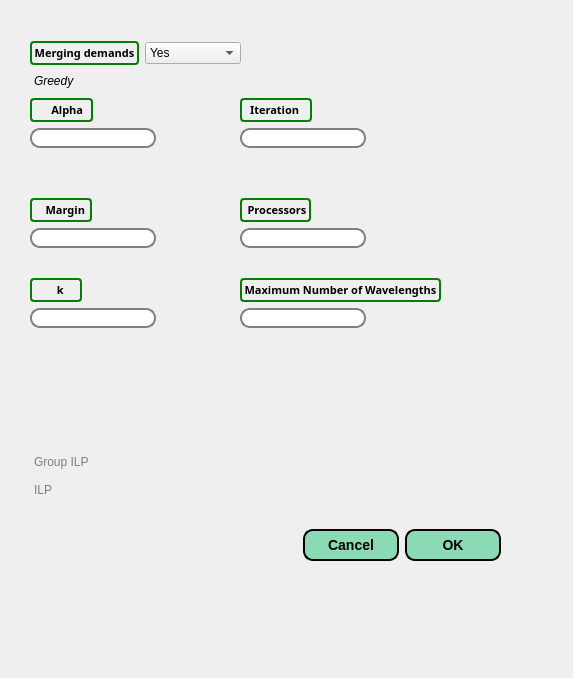
First picture: the form in Ui_files/RWA_window.ui, repository farzad1132/NetPlanner, before the edit.
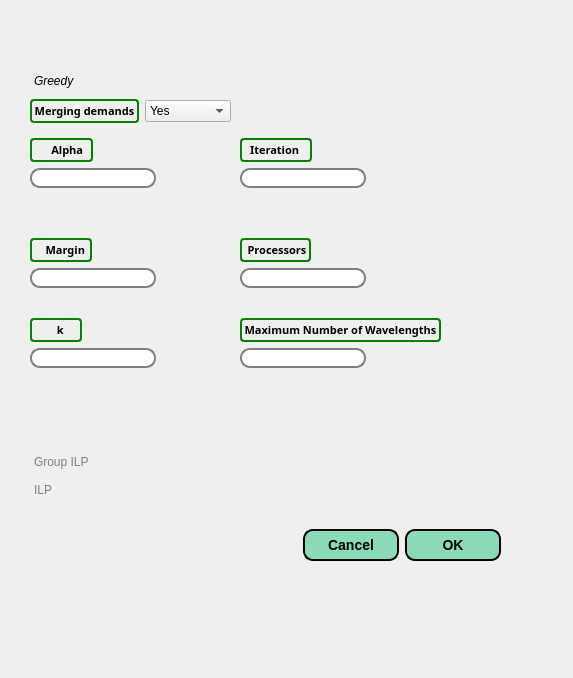
Second picture: the form after the edit. The open tabs and pages were chosen to show the change. Icons and pictures are not drawn.

Commit message: merging demand combobox replaced

Patch:
```diff
--- a/Ui_files/RWA_window.ui
+++ b/Ui_files/RWA_window.ui
@@ -40,7 +40,7 @@
 }</string>
    </property>
    <property name="currentIndex">
-    <number>0</number>
+    <number>1</number>
    </property>
    <widget class="QWidget" name="Greedy">
     <property name="geometry">
@@ -58,7 +58,7 @@
      <property name="geometry">
       <rect>
        <x>210</x>
-       <y>0</y>
+       <y>40</y>
        <width>251</width>
        <height>81</height>
       </rect>
@@ -111,7 +111,7 @@
      <property name="geometry">
       <rect>
        <x>0</x>
-       <y>0</y>
+       <y>40</y>
        <width>201</width>
        <height>81</height>
       </rect>
@@ -163,7 +163,7 @@
      <property name="geometry">
       <rect>
        <x>0</x>
-       <y>100</y>
+       <y>140</y>
        <width>201</width>
        <height>71</height>
       </rect>
@@ -216,7 +216,7 @@
      <property name="geometry">
       <rect>
        <x>210</x>
-       <y>100</y>
+       <y>140</y>
        <width>251</width>
        <height>71</height>
       </rect>
@@ -269,7 +269,7 @@
      <property name="geometry">
       <rect>
        <x>0</x>
-       <y>180</y>
+       <y>220</y>
        <width>201</width>
        <height>71</height>
       </rect>
@@ -322,37 +322,12 @@
      <property name="geometry">
       <rect>
        <x>210</x>
-       <y>180</y>
-       <width>249</width>
+       <y>220</y>
+       <width>251</width>
        <height>71</height>
       </rect>
      </property>
      <layout class="QFormLayout" name="formLayout_18">
-      <item row="0" column="0">
-       <widget class="QLabel" name="Greedy_MaxNW_Label">
-        <property name="font">
-         <font>
-          <family>IRANSans</family>
-          <pointsize>8</pointsize>
-          <weight>75</weight>
-          <bold>true</bold>
-         </font>
-        </property>
-        <property name="styleSheet">
-         <string notr="true"> QLabel {
-    border: 2px solid green;
-    border-radius: 4px;
-    padding: 2px;
-}</string>
-        </property>
-        <property name="text">
-         <string>Maximum Number of Wavelengths</string>
-        </property>
-        <property name="alignment">
-         <set>Qt::AlignCenter</set>
-        </property>
-       </widget>
-      </item>
       <item row="1" column="0">
        <widget class="QLineEdit" name="Greedy_MaxNW_LineEdit">
         <property name="styleSheet">
@@ -368,6 +343,88 @@
         </property>
        </widget>
       </item>
+      <item row="0" column="0">
+       <widget class="QLabel" name="Greedy_MaxNW_Label">
+        <property name="font">
+         <font>
+          <family>IRANSans</family>
+          <pointsize>8</pointsize>
+          <weight>75</weight>
+          <bold>true</bold>
+         </font>
+        </property>
+        <property name="styleSheet">
+         <string notr="true"> QLabel {
+    border: 2px solid green;
+    border-radius: 4px;
+    padding: 2px;
+}</string>
+        </property>
+        <property name="text">
+         <string>Maximum Number of Wavelengths</string>
+        </property>
+        <property name="alignment">
+         <set>Qt::AlignCenter</set>
+        </property>
+       </widget>
+      </item>
+     </layout>
+    </widget>
+    <widget class="QWidget" name="layoutWidget">
+     <property name="geometry">
+      <rect>
+       <x>0</x>
+       <y>0</y>
+       <width>201</width>
+       <height>26</height>
+      </rect>
+     </property>
+     <layout class="QGridLayout" name="mergindemands_gridlayout_3">
+      <item row="0" column="0">
+       <widget class="QLabel" name="Mergin_DemandRe_Label">
+        <property name="font">
+         <font>
+          <family>IRANSans</family>
+          <pointsize>8</pointsize>
+          <weight>75</weight>
+          <bold>true</bold>
+         </font>
+        </property>
+        <property name="styleSheet">
+         <string notr="true"> QLabel {
+    border: 2px solid green;
+    border-radius: 4px;
+    padding: 2px;
+}</string>
+        </property>
+        <property name="text">
+         <string>Merging demands</string>
+        </property>
+        <property name="alignment">
+         <set>Qt::AlignCenter</set>
+        </property>
+       </widget>
+      </item>
+      <item row="0" column="1">
+       <widget class="QComboBox" name="Mergin_DemandRe_LineEdit">
+        <property name="styleSheet">
+         <string notr="true"/>
+        </property>
+        <property name="editable">
+         <bool>false</bool>
+        </property>
+        <item>
+         <property name="text">
+          <string>Yes</string>
+         </property>
+        </item>
+        <item>
+         <property name="text">
+          <string>No</string>
+         </property>
+        </item>
+       </widget>
+      </item>
      </layout>
     </widget>
    </widget>
@@ -1029,7 +1086,7 @@
       <rect>
        <x>210</x>
        <y>90</y>
-       <width>249</width>
+       <width>251</width>
        <height>71</height>
       </rect>
      </property>
@@ -1078,63 +1135,6 @@
     </widget>
    </widget>
   </widget>
-  <widget class="QWidget" name="layoutWidget">
-   <property name="geometry">
-    <rect>
-     <x>30</x>
-     <y>40</y>
-     <width>211</width>
-     <height>26</height>
-    </rect>
-   </property>
-   <layout class="QGridLayout" name="mergindemands_gridlayout_3">
-    <item row="0" column="0">
-     <widget class="QLabel" name="Mergin_DemandRe_Label">
-      <property name="font">
-       <font>
-        <family>IRANSans</family>
-        <pointsize>8</pointsize>
-        <weight>75</weight>
-        <bold>true</bold>
-       </font>
-      </property>
-      <property name="styleSheet">
-       <string notr="true"> QLabel {
-    border: 2px solid green;
-    border-radius: 4px;
-    padding: 2px;
-}</string>
-      </property>
-      <property name="text">
-       <string>Merging demands</string>
-      </property>
-      <property name="alignment">
-       <set>Qt::AlignCenter</set>
-      </property>
-     </widget>
-    </item>
-    <item row="0" column="1">
-     <widget class="QComboBox" name="Mergin_DemandRe_LineEdit">
-      <property name="styleSheet">
-       <string notr="true"/>
-      </property>
-      <property name="editable">
-       <bool>false</bool>
-      </property>
-      <item>
-       <property name="text">
-        <string>Yes</string>
-       </property>
-      </item>
-      <item>
-       <property name="text">
-        <string>No</string>
-       </property>
-      </item>
-     </widget>
-    </item>
-   </layout>
-  </widget>
   <widget class="QWidget" name="layoutWidget_21">
    <property name="geometry">
     <rect>
```
